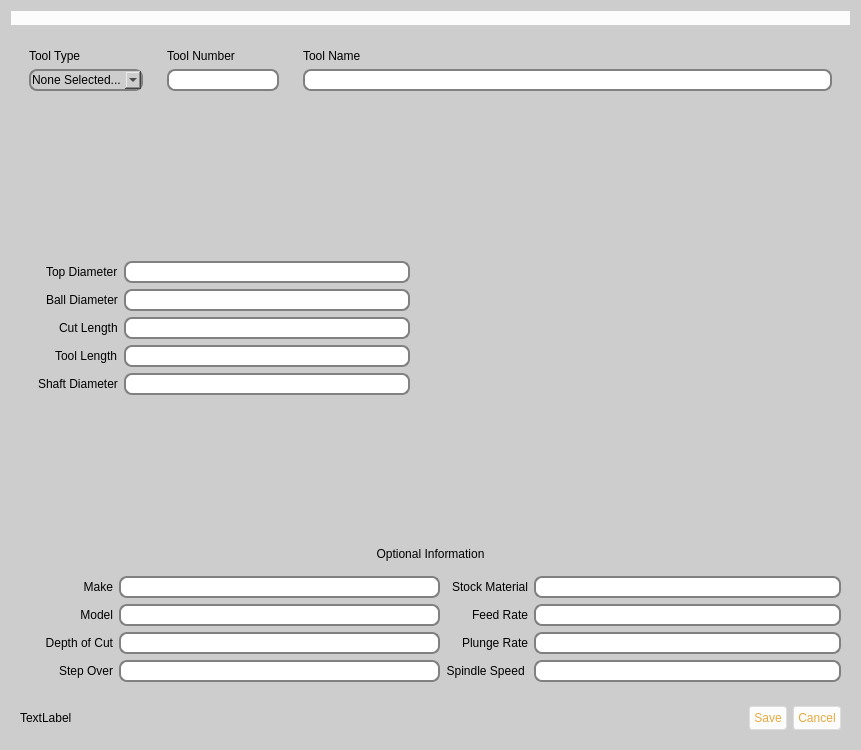
First picture: the form in buildbotics/resources/ui/tool.ui, repository DougCoffland/FreeCADGCodeWB, before the edit.
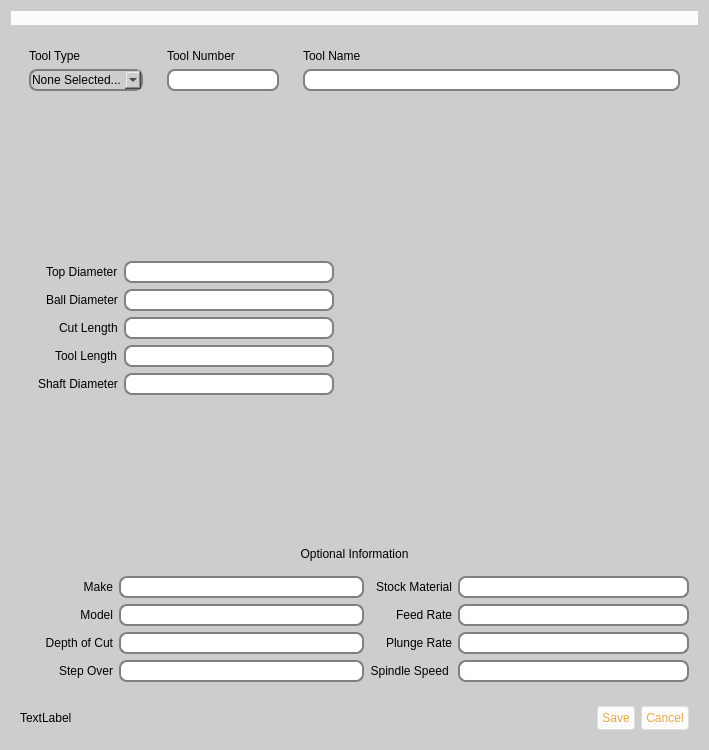
Second picture: the form after the edit. The open tabs and pages were chosen to show the change. Icons and pictures are not drawn.

Commit message: added tool tips throughout all existing dialogs

What changed in the file:
```diff
--- a/buildbotics/resources/ui/tool.ui
+++ b/buildbotics/resources/ui/tool.ui
@@ -9,7 +9,7 @@
    <rect>
     <x>0</x>
     <y>0</y>
-    <width>861</width>
+    <width>709</width>
     <height>750</height>
    </rect>
   </property>
```
Left out of the diff: 214 changed lines with no effect on the pictures. The commit also changes 3 other files.
